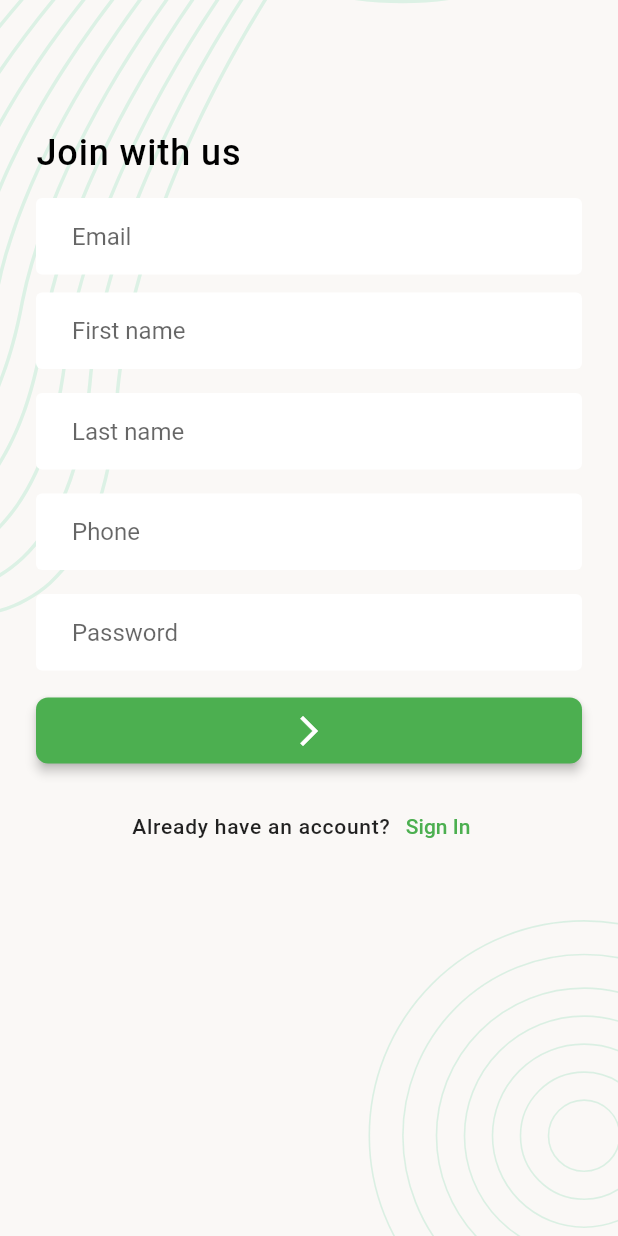
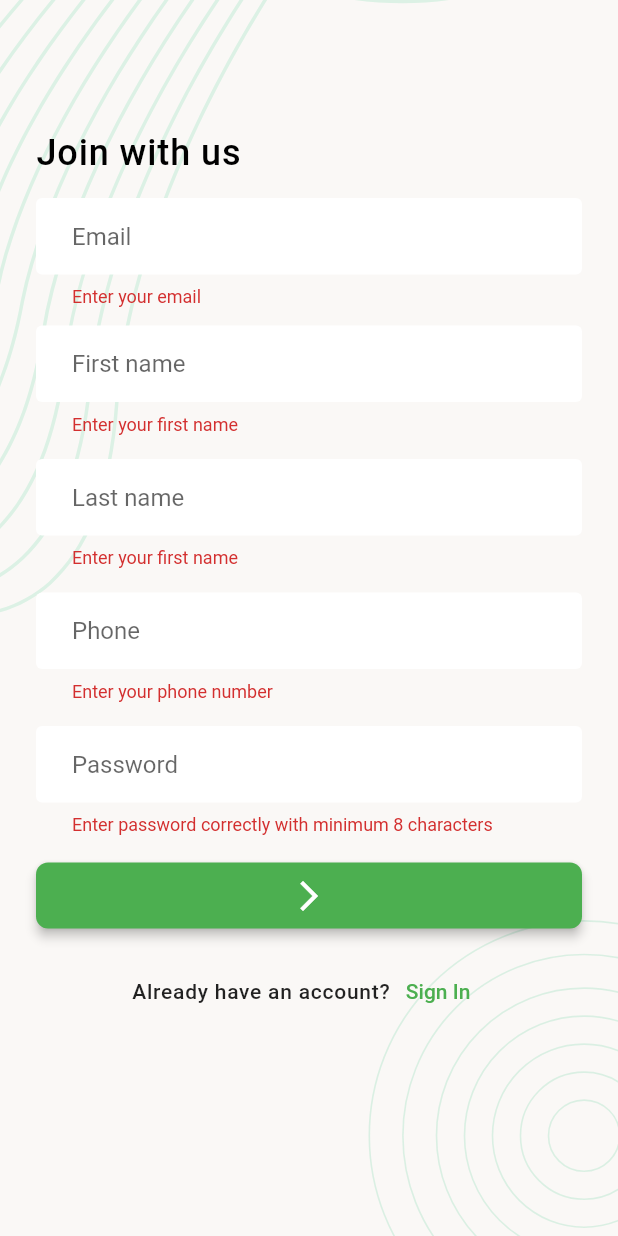
Before and after one commit to FarisHollow/Task-Manager-App, a Flutter app: the SignUpScreen screen opened directly, after a tap on the "arrow forward ios" icon, on a phone screen of 412 x 824 dp. Run offline on Flutter 3.47's test engine with Material 2 defaults, Android fonts, the phone set to English and light mode, and no system bars; our stand-ins replace flutter_svg, pin_code_fields.

```diff
--- /dev/null
+++ b/lib/data/models/network_response.dart
@@ -0,0 +1,10 @@
+
+
+class NetworkResponse{
+
+  final int statusCode;
+  final bool isSuccess;
+  final Map<String, dynamic>? body;
+
+  NetworkResponse( this.isSuccess, this.statusCode, this.body);
+}
--- /dev/null
+++ b/lib/data/utils/urls.dart
@@ -0,0 +1,9 @@
+ class Urls{
+
+  Urls._();
+
+  static const String _baseUrl = 'https://task.teamrabbil.com/api/v1';
+  static String registration = '$_baseUrl/registration';
+
+
+}
--- a/lib/ui/screens/auth/signup_screen.dart
+++ b/lib/ui/screens/auth/signup_screen.dart
@@ -2,8 +2,82 @@ import 'package:flutter/material.dart';
 import 'package:task_manager/ui/screens/auth/email_verification_screen.dart';
 import 'package:task_manager/ui/widgets/screen_background.dart';
 
-class SignUpScreen extends StatelessWidget {
+import '../../../data/models/network_response.dart';
+import '../../../data/services/network_caller.dart';
+import '../../../data/utils/urls.dart';
+
+class SignUpScreen extends StatefulWidget {
   const SignUpScreen({Key? key}) : super(key: key);
+
+  @override
+  State<SignUpScreen> createState() => _SignUpScreenState();
+}
+
+class _SignUpScreenState extends State<SignUpScreen> {
+  final TextEditingController _emailTEController = TextEditingController();
+  final TextEditingController _firstNameTEController = TextEditingController();
+  final TextEditingController _lastNameTEController = TextEditingController();
+  final TextEditingController _mobileTEController = TextEditingController();
+  final TextEditingController _passwordTEController = TextEditingController();
+
+  final emailRegex =
+      RegExp(r'^[a-zA-Z0-9._%+-]+@[a-zA-Z0-9.-]+\.[a-zA-Z]{2,}$');
+  final hasNumberRegex = RegExp(r'[0-9]');
+
+  bool _signUpInProgress = false;
+
+
+  Future<void> userSignUp() async {
+    _signUpInProgress = true;
+    if(mounted){
+      setState(() {
+
+      });
+    }
+
+    Map<String, dynamic> requestBody =  <String, dynamic>{
+      "email": _emailTEController.text.trim(),
+      "firstName": _firstNameTEController.text.trim(),
+      "lastName": _lastNameTEController.text.trim(),
+      "mobile": _mobileTEController.text.trim(),
+      "password": _passwordTEController.text,
+      "photo": ""
+    };
+    final NetworkResponse response =
+        await NetworkCaller().postRequest(Urls.registration, requestBody );
+      _signUpInProgress = false;
+      if(mounted){
+        setState(() {
+
+        });
+      }
+
+    if (response.isSuccess) {
+       _emailTEController.clear();
+       _firstNameTEController.clear();
+       _lastNameTEController.clear();
+       _mobileTEController.clear();
+       _passwordTEController.clear();
+
+
+
+      if(mounted) {
+        ScaffoldMessenger.of(context)
+            .showSnackBar(
+            const SnackBar(content: Text('Registration succeed')));
+      }
+    }else {
+
+      if(mounted) {
+        ScaffoldMessenger.of(context)
+            .showSnackBar(
+            const SnackBar(content: Text('Registration failed!')));
+      }
+
+    }
+  }
+
+  final GlobalKey<FormState> _formKey = GlobalKey<FormState>();
 
   @override
   Widget build(BuildContext context) {
@@ -12,6 +86,8 @@ class SignUpScreen extends StatelessWidget {
       child: SingleChildScrollView(
         child: Padding(
           padding: const EdgeInsets.all(24.0),
+          child: Form(
+            key: _formKey,
             child: Column(
               crossAxisAlignment: CrossAxisAlignment.start,
               children: [
@@ -25,57 +101,108 @@ class SignUpScreen extends StatelessWidget {
                 const SizedBox(
                   height: 16,
                 ),
-              const TextField(
+                TextFormField(
+                  controller: _emailTEController,
                   keyboardType: TextInputType.emailAddress,
-                decoration: InputDecoration(
+                  decoration: const InputDecoration(
                     hintText: 'Email',
                   ),
+                  validator: (String? value) {
+                    if (value?.isEmpty ?? true) {
+                      return 'Enter your email';
+                    } else if (!emailRegex.hasMatch(value!)) {
+                      return 'Invalid email format';
+                    }
+                    return null;
+                  },
                 ),
                 const SizedBox(
                   height: 12,
                 ),
-              const TextField(
+                TextFormField(
+                  controller: _firstNameTEController,
                   keyboardType: TextInputType.text,
-
-                decoration: InputDecoration(
+                  decoration: const InputDecoration(
                     hintText: 'First name',
                   ),
+                  validator: (String? value) {
+                    if (value?.isEmpty ?? true) {
+                      return 'Enter your first name';
+                    } else if (hasNumberRegex.hasMatch(value!)) {
+                      return 'No numbers allowed in name';
+                    }
+                    return null;
+                  },
                 ),
                 const SizedBox(
                   height: 16,
                 ),
-              const TextField(
+                TextFormField(
+                  controller: _lastNameTEController,
                   keyboardType: TextInputType.text,
-                decoration: InputDecoration(
+                  decoration: const InputDecoration(
                     hintText: 'Last name',
                   ),
+                  validator: (String? value) {
+                    if (value?.isEmpty ?? true) {
+                      return 'Enter your first name';
+                    } else if (hasNumberRegex.hasMatch(value!)) {
+                      return 'No numbers allowed in name';
+                    }
+                    return null;
+                  },
                 ),
                 const SizedBox(
                   height: 16,
                 ),
-              const TextField(
+                TextFormField(
+                  controller: _mobileTEController,
                   keyboardType: TextInputType.phone,
-                decoration: InputDecoration(
+                  decoration: const InputDecoration(
                     hintText: 'Phone',
                   ),
+                  validator: (String? value) {
+                    if (value?.isEmpty ?? true) {
+                      return 'Enter your phone number';
+                    } else if (value!.length <= 10) {
+                      return 'Phone number must be 11 characters long';
+                    }
+                    return null;
+                  },
                 ),
                 const SizedBox(
                   height: 16,
                 ),
-              const TextField(
+                TextFormField(
+                  controller: _passwordTEController,
                   obscureText: true,
-                decoration: InputDecoration(
+                  decoration: const InputDecoration(
                     hintText: 'Password',
                   ),
+                  validator: (String? value) {
+                    if ((value?.isEmpty ?? true) || value!.length < 8) {
+                      return 'Enter password correctly with minimum 8 characters';
+                    }
+                    return null;
+                  },
                 ),
                 const SizedBox(
                   height: 16,
                 ),
                 SizedBox(
                   width: double.infinity,
+                  child: Visibility(
+                    visible: _signUpInProgress == false,
+                    replacement: const Center(child: CircularProgressIndicator()),
                     child: ElevatedButton(
-                    onPressed: () {},
+                        onPressed: () {
+                          if(!_formKey.currentState!.validate()){
+                            return;
+                          }
+                          userSignUp();
+                        },
                         child: const Icon(Icons.arrow_forward_ios)),
+                  ),
                 ),
                 const SizedBox(
                   height: 16,
@@ -99,6 +226,7 @@ class SignUpScreen extends StatelessWidget {
             ),
           ),
         ),
+      ),
     ));
   }
 }
--- a/pubspec.yaml
+++ b/pubspec.yaml
@@ -33,6 +33,7 @@ dependencies:
   cupertino_icons: ^1.0.2
   flutter_svg: ^2.0.7
   pin_code_fields: ^8.0.1
+  http: ^1.1.0
 
 dev_dependencies:
   flutter_test:
```
Also changed, not shown: lib/data/services/network_caller.dart (added, +44 -0 lines), pubspec.lock. Lines whose indentation alone changed are shown as unchanged.
